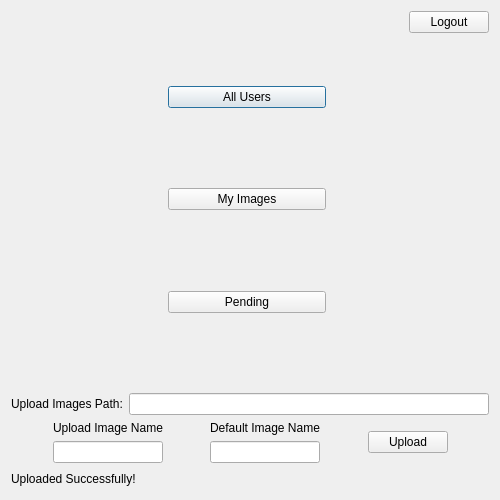
The window that seconddialog.ui (hassan-kandil/DistImage) describes before a commit, drawn with Qt 5.
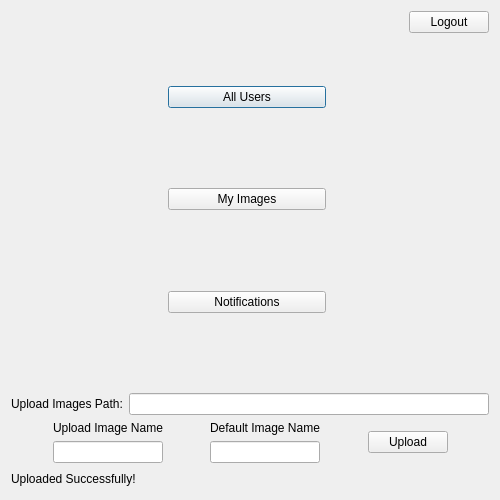
The same window after the commit.

```diff
--- a/seconddialog.ui
+++ b/seconddialog.ui
@@ -104,7 +104,7 @@
        <item>
         <widget class="QPushButton" name="push_notifications">
          <property name="text">
-          <string>Pending</string>
+          <string>Notifications</string>
          </property>
         </widget>
        </item>
```
